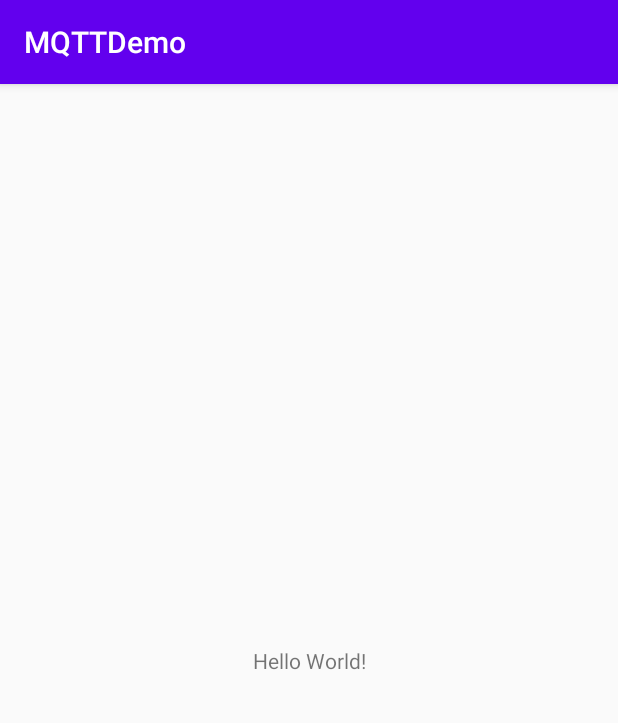
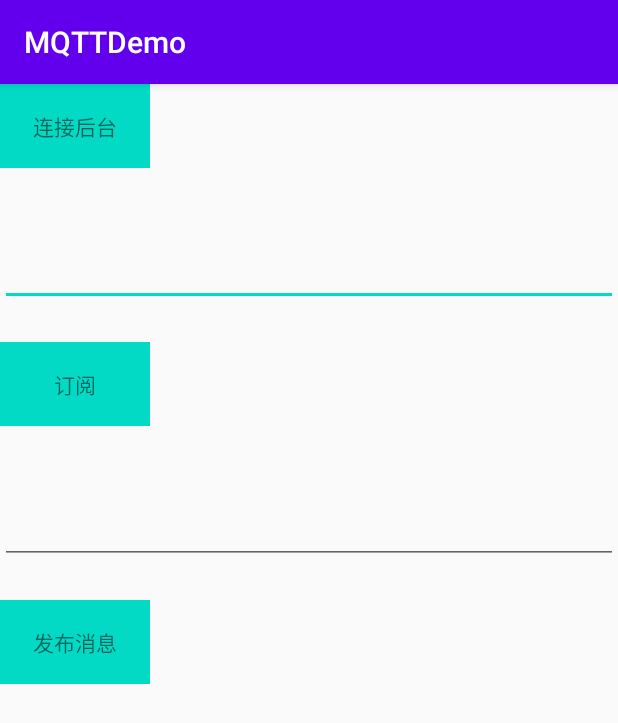
Before and after one commit to panwj/MQTTDemo, an Android app: the screen it shows after launch (MainActivity), on a phone screen of 412 x 824 dp. Shown: the top 723 px of the screen. Run offline under Robolectric (Android 15) with nearby library versions, the phone set to English and light mode, and no system bars; libraries missing offline, so code that uses them is left out: org.eclipse.paho.

Commit message:
add code

```diff
--- a/app/build.gradle
+++ b/app/build.gradle
@@ -30,6 +30,8 @@ dependencies {
     androidTestImplementation 'androidx.test.ext:junit:1.1.1'
     androidTestImplementation 'androidx.test.espresso:espresso-core:3.3.0'
 
+    implementation 'androidx.localbroadcastmanager:localbroadcastmanager:1.0.0'
+
     implementation 'org.eclipse.paho:org.eclipse.paho.client.mqttv3:1.2.0'
     implementation 'org.eclipse.paho:org.eclipse.paho.android.service:1.1.1'
 }
--- a/app/src/main/java/test/com/mqttdemo/MainActivity.java
+++ b/app/src/main/java/test/com/mqttdemo/MainActivity.java
@@ -3,14 +3,75 @@ package test.com.mqttdemo;
 import androidx.appcompat.app.AppCompatActivity;
 
 import android.os.Bundle;
+import android.text.TextUtils;
+import android.util.Log;
+import android.view.View;
+import android.widget.EditText;
+import android.widget.TextView;
 
-import org.eclipse.paho.client.mqttv3.MqttClient;
+import org.eclipse.paho.client.mqttv3.MqttMessage;
 
 public class MainActivity extends AppCompatActivity {
+
+    private static String TOPIC = "sub1";
+    private TextView mCreateTv, mSubTv, mPublishTv;
+    private EditText mSubEt, mPublishEt;
 
     @Override
     protected void onCreate(Bundle savedInstanceState) {
         super.onCreate(savedInstanceState);
         setContentView(R.layout.activity_main);
+        init();
+    }
+
+    @Override
+    protected void onDestroy() {
+        super.onDestroy();
+        MqttManager.release();
+    }
+
+    private void init() {
+        mCreateTv = findViewById(R.id.tv_create);
+        mPublishTv = findViewById(R.id.tv_publish);
+        mSubTv = findViewById(R.id.tv_sub);
+
+        mSubEt = findViewById(R.id.et_sub);
+        mPublishEt = findViewById(R.id.et_publish);
+
+        mCreateTv.setOnClickListener(new View.OnClickListener() {
+            @Override
+            public void onClick(View view) {
+                if (MqttManager.isCreateClient()) {
+                    if (!MqttManager.isConnected()) MqttManager.getInstance(getApplicationContext()).doConnect();
+                } else {
+                    String serverUri = "tcp://broker.emqx.io:1883";
+                    String clientId = "aa" + System.currentTimeMillis();
+                    MqttManager.getInstance(getApplicationContext()).createConnect(serverUri, clientId);
+                }
+            }
+        });
+
+        mPublishTv.setOnClickListener(new View.OnClickListener() {
+            @Override
+            public void onClick(View view) {
+                String publishMsg = mPublishEt.getText().toString();
+                MqttMessage mqttMessage = new MqttMessage();
+                mqttMessage.setPayload(publishMsg.getBytes());
+
+                String topic = mSubEt.getText().toString();
+                if (TextUtils.isEmpty(topic)) topic = TOPIC;
+                Log.d("MqttManager", "click msg : " + topic + "   " + publishMsg);
+                MqttManager.getInstance(getApplicationContext()).publishMessage(topic, mqttMessage);
+            }
+        });
+
+        mSubTv.setOnClickListener(new View.OnClickListener() {
+            @Override
+            public void onClick(View view) {
+                String subTopic = mSubEt.getText().toString();
+                if (TextUtils.isEmpty(subTopic)) subTopic = TOPIC;
+                Log.d("MqttManager", "click sub : " + subTopic);
+            }
+        });
     }
 }
--- a/app/src/main/res/layout/activity_main.xml
+++ b/app/src/main/res/layout/activity_main.xml
@@ -6,13 +6,52 @@
     android:layout_height="match_parent"
     tools:context=".MainActivity">
 
+    <EditText
+        android:id="@+id/et_sub"
+        android:layout_width="match_parent"
+        android:layout_height="56dp"
+        android:layout_marginTop="36dp"
+        app:layout_constraintLeft_toLeftOf="parent"
+        app:layout_constraintTop_toBottomOf="@id/tv_create" />
+
+    <EditText
+        android:id="@+id/et_publish"
+        android:layout_width="match_parent"
+        android:layout_height="56dp"
+        android:layout_marginTop="36dp"
+        app:layout_constraintLeft_toLeftOf="parent"
+        app:layout_constraintTop_toBottomOf="@id/tv_sub" />
+
     <TextView
-        android:layout_width="wrap_content"
-        android:layout_height="wrap_content"
-        android:text="Hello World!"
-        app:layout_constraintBottom_toBottomOf="parent"
+        android:id="@+id/tv_sub"
+        android:layout_width="100dp"
+        android:layout_height="56dp"
+        android:layout_marginTop="24dp"
+        android:background="@color/colorAccent"
+        android:gravity="center"
+        android:text="订阅"
         app:layout_constraintLeft_toLeftOf="parent"
-        app:layout_constraintRight_toRightOf="parent"
+        app:layout_constraintTop_toBottomOf="@id/et_sub" />
+
+    <TextView
+        android:id="@+id/tv_create"
+        android:layout_width="100dp"
+        android:layout_height="56dp"
+        android:background="@color/colorAccent"
+        android:gravity="center"
+        android:text="连接后台"
+        app:layout_constraintLeft_toLeftOf="parent"
         app:layout_constraintTop_toTopOf="parent" />
 
+    <TextView
+        android:id="@+id/tv_publish"
+        android:layout_width="100dp"
+        android:layout_height="56dp"
+        android:layout_marginTop="24dp"
+        android:background="@color/colorAccent"
+        android:gravity="center"
+        android:text="发布消息"
+        app:layout_constraintLeft_toLeftOf="parent"
+        app:layout_constraintTop_toBottomOf="@id/et_publish" />
+
 </androidx.constraintlayout.widget.ConstraintLayout>
```
Also changed, not shown: app/src/main/AndroidManifest.xml (+10 -3 lines), app/src/main/java/test/com/mqttdemo/MqttManager.java (added, +174 -0 lines).
